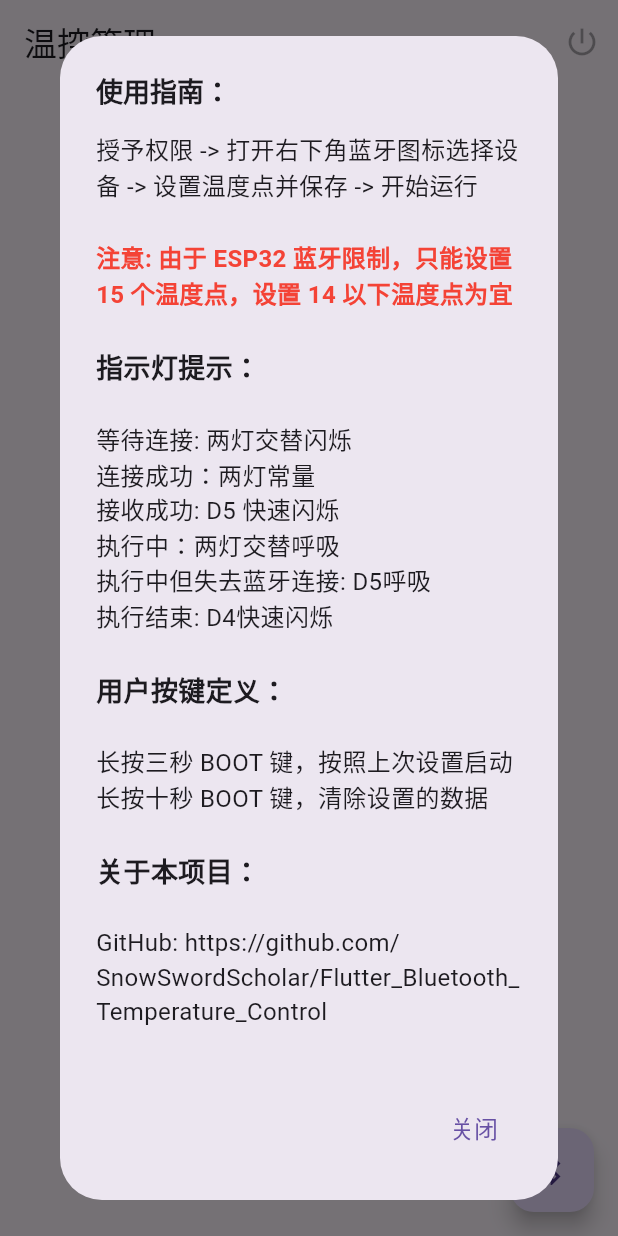
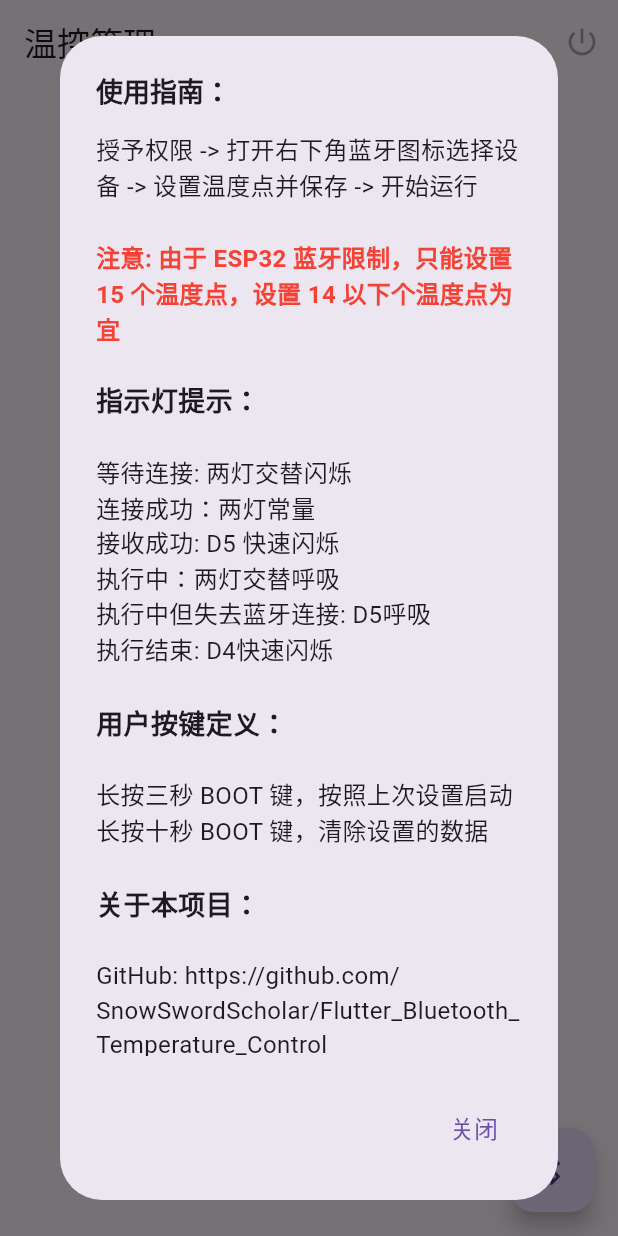
Before and after one commit to SnowSwordScholar/Flutter_Bluetooth_Temperature_Control, a Flutter app: the screen it shows after launch, after a tap on "温控管理", on a phone screen of 412 x 824 dp. Run offline on Flutter 3.47's test engine with Material 3 defaults, Android fonts, the light colour scheme and no system bars; our stand-ins replace flutter_blue_plus, logger, permission_handler, shared_preferences.

Commit message:
小修小改

```diff
--- a/lib/screens/home_screen.dart
+++ b/lib/screens/home_screen.dart
@@ -78,7 +78,7 @@ void _showInfoDialog(BuildContext context) {
                 textAlign: TextAlign.left,
               ),
               Text(
-                '注意: 由于 ESP32 蓝牙限制，只能设置 15 个温度点，设置 14 以下温度点为宜\n',
+                '注意: 由于 ESP32 蓝牙限制，只能设置 15 个温度点，设置 14 以下个温度点为宜\n',
                 style: TextStyle(
                   fontSize: 16,
                   fontWeight: FontWeight.bold,
```
